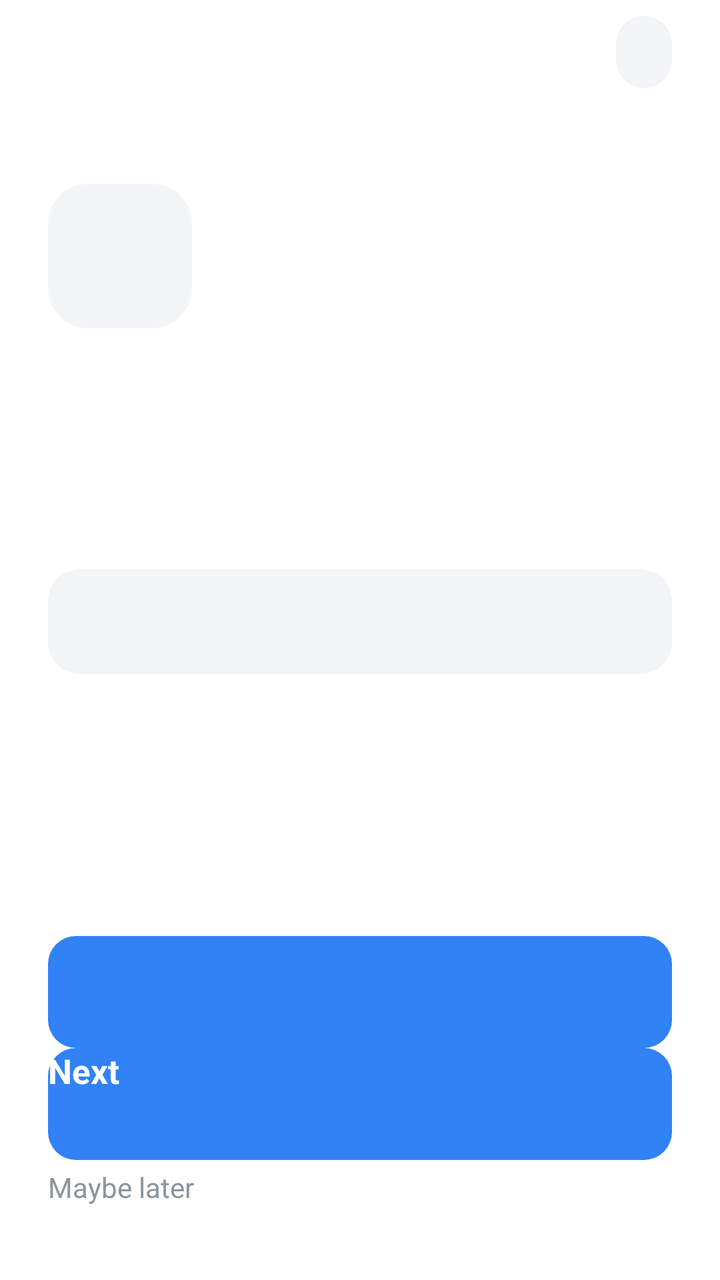
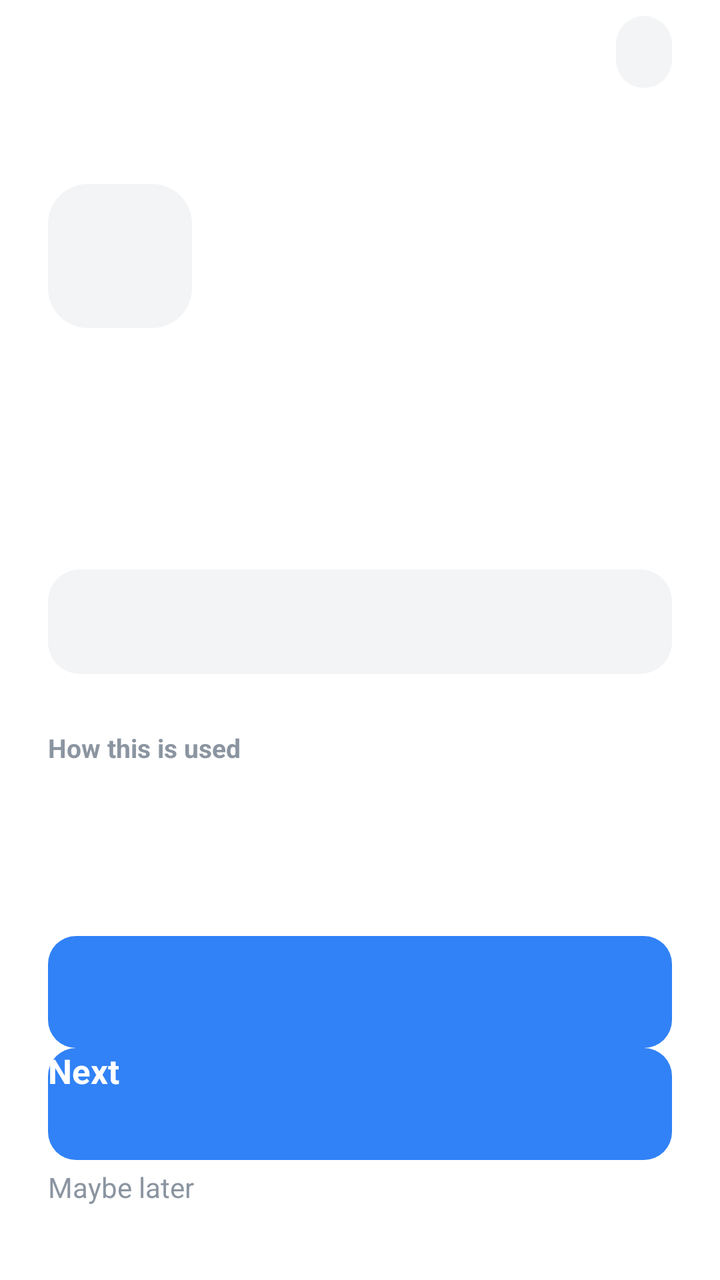

Compare the two renders of this Android layout. The source of the first and the diff that turns it into the second are given below.
<!-- AndroidManifest.xml: application theme AppTheme -->
<!-- res/layout/activity_onboarding.xml -->
<LinearLayout xmlns:android="http://schemas.android.com/apk/res/android"
    android:id="@+id/root"
    android:layout_width="match_parent"
    android:layout_height="match_parent"
    android:background="@color/bg"
    android:orientation="vertical"
    android:paddingStart="24dp"
    android:paddingEnd="24dp">

    <LinearLayout
        android:layout_width="match_parent"
        android:layout_height="wrap_content"
        android:layout_marginTop="8dp"
        android:gravity="end|center_vertical"
        android:orientation="horizontal">

        <Button
            android:id="@+id/lang"
            style="@style/LangButton"
            android:layout_width="wrap_content"
            android:layout_height="wrap_content" />
    </LinearLayout>

    <LinearLayout
        android:id="@+id/dots"
        android:layout_width="match_parent"
        android:layout_height="wrap_content"
        android:layout_marginTop="12dp"
        android:orientation="horizontal" />

    <ScrollView
        android:layout_width="match_parent"
        android:layout_height="0dp"
        android:layout_weight="1"
        android:fillViewport="true"
        android:scrollbars="none">

        <LinearLayout
            android:layout_width="match_parent"
            android:layout_height="wrap_content"
            android:orientation="vertical"
            android:paddingTop="36dp"
            android:paddingBottom="16dp">

            <TextView
                android:id="@+id/icon"
                android:layout_width="72dp"
                android:layout_height="72dp"
                android:background="@drawable/bg_icon_square"
                android:gravity="center"
                android:textSize="32sp" />

            <TextView
                android:id="@+id/title"
                android:layout_width="match_parent"
                android:layout_height="wrap_content"
                android:layout_marginTop="28dp"
                android:lineSpacingExtra="4sp"
                android:textColor="@color/text"
                android:textSize="26sp"
                android:textStyle="bold" />

            <TextView
                android:id="@+id/body"
                android:layout_width="match_parent"
                android:layout_height="wrap_content"
                android:layout_marginTop="12dp"
                android:lineSpacingExtra="5sp"
                android:textColor="@color/text_secondary"
                android:textSize="16sp" />

            <TextView
                android:id="@+id/status"
                android:layout_width="match_parent"
                android:layout_height="wrap_content"
                android:layout_marginTop="24dp"
                android:background="@drawable/bg_box"
                android:padding="16dp"
                android:textColor="@color/text"
                android:textSize="15sp"
                android:textStyle="bold" />
        </LinearLayout>
    </ScrollView>

    <Button
        android:id="@+id/alt"
        style="@style/TextButton"
        android:layout_width="match_parent"
        android:layout_height="wrap_content" />

    <Button
        android:id="@+id/action"
        style="@style/PrimaryButton"
        android:layout_width="match_parent"
        android:layout_height="wrap_content" />

    <Button
        android:id="@+id/next"
        style="@style/PrimaryButton"
        android:layout_width="match_parent"
        android:layout_height="wrap_content"
        android:text="@string/onboarding_next" />

    <Button
        android:id="@+id/skip"
        style="@style/TextButton"
        android:layout_width="match_parent"
        android:layout_height="wrap_content"
        android:layout_marginTop="4dp"
        android:layout_marginBottom="8dp"
        android:text="@string/onboarding_skip" />
</LinearLayout>
<!-- resources referenced by this layout -->
<resources>
  <color name="bg">#FFFFFF</color>
  <color name="text">#191F28</color>
  <color name="text_secondary">#6B7684</color>
  <!-- drawable bg_box (drawable) -->
  <shape xmlns:android="http://schemas.android.com/apk/res/android" android:shape="rectangle">
      <solid android:color="@color/surface" />
      <corners android:radius="16dp" />
  </shape>
  <!-- drawable bg_icon_square (drawable) -->
  <shape xmlns:android="http://schemas.android.com/apk/res/android" android:shape="rectangle">
      <solid android:color="@color/surface" />
      <corners android:radius="20dp" />
  </shape>
  <string name="onboarding_next">Next</string>
  <string name="onboarding_skip">Maybe later</string>
  <style name="LangButton">
          <item name="android:background">@drawable/btn_lang</item>
          <item name="android:textColor">@color/text_secondary</item>
          <item name="android:textSize">13sp</item>
          <item name="android:textStyle">bold</item>
          <item name="android:textAllCaps">false</item>
          <item name="android:stateListAnimator">@null</item>
          <item name="android:minHeight">36dp</item>
          <item name="android:minWidth">0dp</item>
          <item name="android:paddingStart">14dp</item>
          <item name="android:paddingEnd">14dp</item>
      </style>
  <style name="PrimaryButton">
          <item name="android:background">@drawable/btn_primary</item>
          <item name="android:textColor">@color/btn_primary_text</item>
          <item name="android:textSize">17sp</item>
          <item name="android:textStyle">bold</item>
          <item name="android:textAllCaps">false</item>
          <item name="android:stateListAnimator">@null</item>
          <item name="android:minHeight">56dp</item>
      </style>
  <style name="TextButton">
          <item name="android:background">?android:attr/selectableItemBackground</item>
          <item name="android:textColor">@color/text_tertiary</item>
          <item name="android:textSize">14sp</item>
          <item name="android:textAllCaps">false</item>
          <item name="android:stateListAnimator">@null</item>
          <item name="android:minHeight">48dp</item>
      </style>
  <color name="surface">#F2F4F6</color>
  <!-- drawable btn_lang (drawable) -->
  <selector xmlns:android="http://schemas.android.com/apk/res/android">
      <item android:state_pressed="true">
          <shape android:shape="rectangle"><solid android:color="@color/disabled" /><corners android:radius="999dp" /></shape>
      </item>
      <item>
          <shape android:shape="rectangle"><solid android:color="@color/surface" /><corners android:radius="999dp" /></shape>
      </item>
  </selector>
  <!-- drawable btn_primary (drawable) -->
  <selector xmlns:android="http://schemas.android.com/apk/res/android">
      <item android:state_enabled="false">
          <shape android:shape="rectangle"><solid android:color="@color/disabled" /><corners android:radius="14dp" /></shape>
      </item>
      <item android:state_pressed="true">
          <shape android:shape="rectangle"><solid android:color="@color/primary_pressed" /><corners android:radius="14dp" /></shape>
      </item>
      <item>
          <shape android:shape="rectangle"><solid android:color="@color/primary" /><corners android:radius="14dp" /></shape>
      </item>
  </selector>
  <color name="text_tertiary">#8B95A1</color>
  <color name="primary">#3182F6</color>
  <color name="disabled">#E5E8EB</color>
  <color name="primary_pressed">#2B6FD6</color>
</resources>

<!-- the commit's change to res/layout/activity_onboarding.xml (unified diff, before → after) -->
@@ -79,6 +79,24 @@
                 android:textColor="@color/text"
                 android:textSize="15sp"
                 android:textStyle="bold" />
+
+            <TextView
+                android:id="@+id/why_title"
+                android:layout_width="match_parent"
+                android:layout_height="wrap_content"
+                android:layout_marginTop="28dp"
+                android:text="@string/why_title"
+                android:textColor="@color/text_tertiary"
+                android:textSize="13sp"
+                android:textStyle="bold" />
+
+            <TextView
+                android:id="@+id/why"
+                style="@style/Body"
+                android:layout_width="match_parent"
+                android:layout_height="wrap_content"
+                android:layout_marginTop="8dp"
+                android:textSize="14sp" />
         </LinearLayout>
     </ScrollView>
 
<!-- resource entries referenced after the edit -->
@@ -3,6 +3,7 @@
   <color name="bg">#FFFFFF</color>
   <color name="text">#191F28</color>
   <color name="text_secondary">#6B7684</color>
+  <color name="text_tertiary">#8B95A1</color>
   <!-- drawable bg_box (drawable) -->
   <shape xmlns:android="http://schemas.android.com/apk/res/android" android:shape="rectangle">
       <solid android:color="@color/surface" />
@@ -15,6 +16,12 @@
   </shape>
   <string name="onboarding_next">Next</string>
   <string name="onboarding_skip">Maybe later</string>
+  <string name="why_title">How this is used</string>
+  <style name="Body">
+          <item name="android:textSize">14sp</item>
+          <item name="android:lineSpacingExtra">4sp</item>
+          <item name="android:textColor">@color/text_secondary</item>
+      </style>
   <style name="LangButton">
           <item name="android:background">@drawable/btn_lang</item>
           <item name="android:textColor">@color/text_secondary</item>
@@ -66,7 +73,6 @@
           <shape android:shape="rectangle"><solid android:color="@color/primary" /><corners android:radius="14dp" /></shape>
       </item>
   </selector>
-  <color name="text_tertiary">#8B95A1</color>
   <color name="primary">#3182F6</color>
   <color name="disabled">#E5E8EB</color>
   <color name="primary_pressed">#2B6FD6</color>
